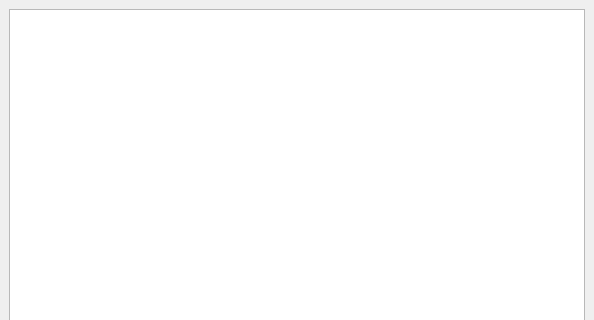
Above: lib/eco/gui/parsetree.ui from softdevteam/eco before the change; both pictures show x 0 to 594 and y 0 to 320 of the 594 by 568 pixel window. Below: the same form after it.
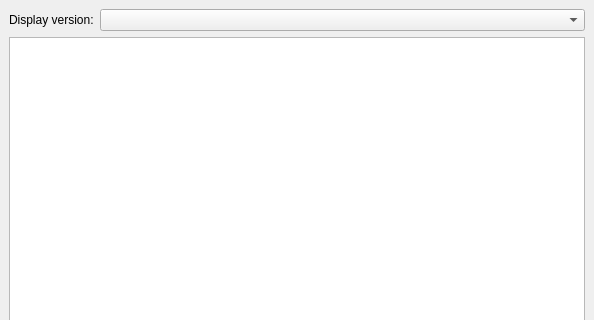
That is the form after the change.

Patch:
```diff
--- a/lib/eco/gui/parsetree.ui
+++ b/lib/eco/gui/parsetree.ui
@@ -15,6 +15,23 @@
   </property>
   <widget class="QWidget" name="centralwidget">
    <layout class="QVBoxLayout" name="verticalLayout">
+    <item>
+     <layout class="QHBoxLayout" name="horizontalLayout_2" stretch="0,1">
+      <property name="topMargin">
+       <number>0</number>
+      </property>
+      <item>
+       <widget class="QLabel" name="label">
+        <property name="text">
+         <string>Display version:</string>
+        </property>
+       </widget>
+      </item>
+      <item>
+       <widget class="QComboBox" name="comboBox"/>
+      </item>
+     </layout>
+    </item>
     <item>
      <widget class="QGraphicsView" name="graphicsView">
       <property name="sizePolicy">
```
